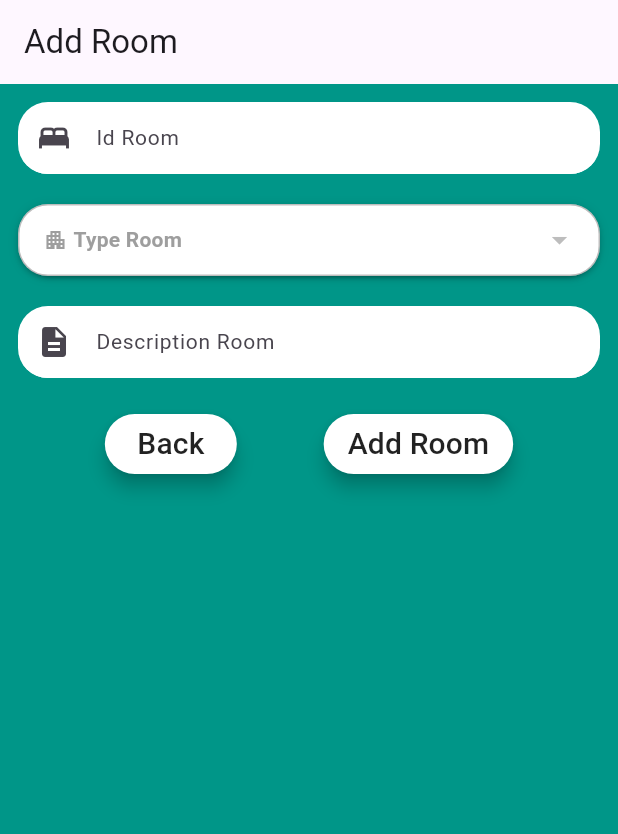
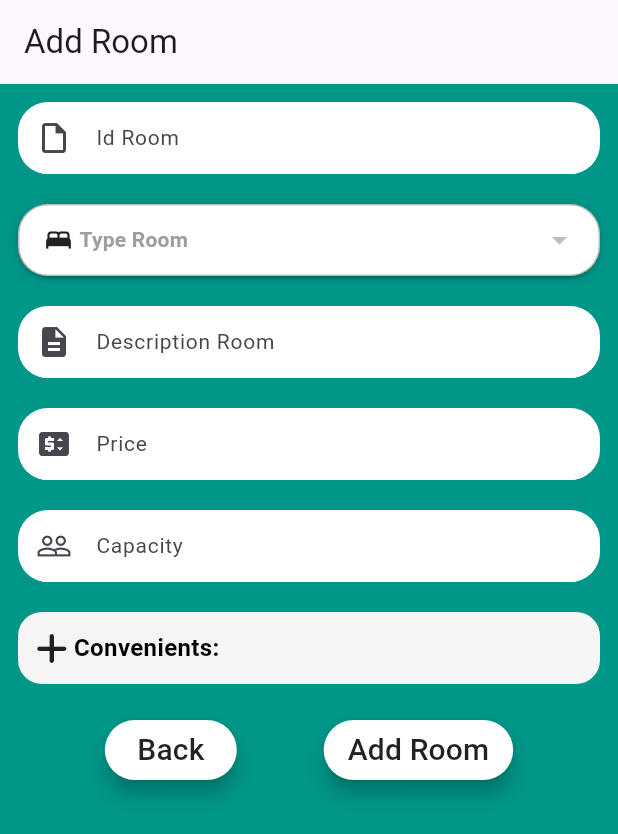
Before and after one commit to tghhyda/n100_hotel_booking, a Flutter app: the AddRoomPage screen opened directly with empty values, on a phone screen of 412 x 824 dp. Shown: the top 834 px of the screen. Run offline on Flutter 3.47's test engine with Material 2 defaults, Android fonts, the phone set to English and light mode, and no system bars; drawn by our look-alikes of dropdown_button2; our stand-ins replace cloud_firestore, firebase_auth, firebase_core, firebase_storage, font_awesome_flutter, image_picker and 1 more; accounts and stored records are empty.

```diff
--- /dev/null
+++ b/lib/models/room/status_room_model.dart
@@ -0,0 +1,6 @@
+class StatusRoomModel{
+  final String idStatus;
+  final String description;
+
+  StatusRoomModel(this.idStatus, this.description);
+}
--- a/lib/pages/adminPages/roomManagement/add_room_page.dart
+++ b/lib/pages/adminPages/roomManagement/add_room_page.dart
@@ -1,6 +1,7 @@
 import 'package:cloud_firestore/cloud_firestore.dart';
 import 'package:dropdown_button2/dropdown_button2.dart';
 import 'package:flutter/material.dart';
+import 'package:font_awesome_flutter/font_awesome_flutter.dart';
 import 'package:n100_hotel_booking/components/dropdownButton/dropdown_button_widget.dart';
 import 'package:n100_hotel_booking/components/textFormField/text_form_field_widget.dart';
 import 'package:n100_hotel_booking/constants/app_colors_ext.dart';
@@ -28,7 +29,12 @@ class _AddRoomPageState extends State<AddRoomPage> {
   final TextEditingController nameRoomController = TextEditingController();
   final TextEditingController descriptionRoomController =
       TextEditingController();
+  final TextEditingController priceController = TextEditingController();
+  final TextEditingController capacityController = TextEditingController();
+
+  List<String> statusList = ['Pe'];
   TypeRoomModel? selectedTypeRoom;
+  List<ConvenientModel>? selectedConvenients;
 
   List<ConvenientModel> filteredConvenientList = [];
   List<TypeRoomModel> filteredTypeList = [];
@@ -36,7 +42,8 @@ class _AddRoomPageState extends State<AddRoomPage> {
   @override
   void initState() {
     super.initState();
-    fetchTypeRoomList(); // Gọi phương thức fetchTypeRoomList ở đây
+    fetchTypeRoomList();
+    fetchConvenientList();
     selectedTypeRoom = filteredTypeList.isNotEmpty ? filteredTypeList[0] : null;
   }
 
@@ -50,6 +57,7 @@ class _AddRoomPageState extends State<AddRoomPage> {
     }).toList();
     setState(() {
       filteredConvenientList = convenients;
+      selectedConvenients = [];
     });
   }
 
@@ -68,7 +76,7 @@ class _AddRoomPageState extends State<AddRoomPage> {
       });
     } catch (e) {
       // Xử lý lỗi khi truy xuất dữ liệu từ Firestore
-      print('Error fetching type room listtttttttttttttttttttttttttt: $e');
+      print('Error fetching type room list: $e');
     }
   }
 
@@ -99,7 +107,8 @@ class _AddRoomPageState extends State<AddRoomPage> {
                         TextFormFieldWidget(
                           controller: nameRoomController,
                           hintText: 'Id Room',
-                          prefixIcon: const Icon(Icons.bed),
+                          prefixIcon:
+                              const Icon(Icons.insert_drive_file_outlined),
                           displaySuffixIcon: false,
                           validator: (value) {
                             return null;
@@ -115,9 +124,8 @@ class _AddRoomPageState extends State<AddRoomPage> {
                             hint: const Row(
                               children: [
                                 Icon(
-                                  Icons.apartment,
-                                  size: 16,
-                                  color: Colors.grey,
+                                  Icons.bed,
+                                  size: 20,
                                 ),
                                 SizedBox(
                                   width: 4,
@@ -142,10 +150,13 @@ class _AddRoomPageState extends State<AddRoomPage> {
                                       child: Row(
                                         children: [
                                           const Icon(
-                                            Icons.airline_seat_individual_suite_rounded,
+                                            Icons
+                                                .airline_seat_individual_suite_rounded,
                                             size: 20,
                                           ),
-                                          const SizedBox(width: 12,),
+                                          const SizedBox(
+                                            width: 12,
+                                          ),
                                           Text(
                                             item.nameTypeRoom,
                                             style: const TextStyle(
@@ -177,9 +188,7 @@ class _AddRoomPageState extends State<AddRoomPage> {
                             ),
                           ),
                         ),
-                        const SizedBox(
-                          height: 20,
-                        ),
+                        const SizedBox(height: 20),
                         TextFormFieldWidget(
                           controller: descriptionRoomController,
                           hintText: 'Description Room',
@@ -193,6 +202,89 @@ class _AddRoomPageState extends State<AddRoomPage> {
                         const SizedBox(
                           height: 20,
                         ),
+                        TextFormFieldWidget(
+                            controller: priceController,
+                            hintText: "Price",
+                            prefixIcon: Icon(Icons.price_change),
+                            displaySuffixIcon: false,
+                            textInputType: TextInputType.number,
+                            validator: (value) {
+                              return null;
+                            }),
+                        const SizedBox(
+                          height: 20,
+                        ),
+                        TextFormFieldWidget(
+                            controller: capacityController,
+                            hintText: "Capacity",
+                            prefixIcon: const Icon(Icons.people_outline),
+                            displaySuffixIcon: false,
+                            textInputType: TextInputType.number,
+                            validator: (value) {
+                              return null;
+                            }),
+                        const SizedBox(
+                          height: 20,
+                        ),
+                        Container(
+                          padding: const EdgeInsets.all(12),
+                          decoration: BoxDecoration(
+                            borderRadius: BorderRadius.circular(16),
+                            color: AppColorsExt.backgroundColor,
+                          ),
+                          child: Row(
+                            children: [
+                              FaIcon(FontAwesomeIcons.plus),
+                              const Text(
+                                ' Convenients: ',
+                                style: TextStyle(
+                                  fontSize: 16,
+                                  fontWeight: FontWeight.bold,
+                                  color: Colors.black,
+                                ),
+                              ),
+                              const SizedBox(height: 8),
+                              Wrap(
+                                spacing: 8,
+                                children:
+                                    filteredConvenientList.map((convenient) {
+                                  final bool isChecked =
+                                      selectedConvenients!.contains(convenient);
+                                  return InkWell(
+                                    onTap: () {
+                                      setState(() {
+                                        if (isChecked) {
+                                          selectedConvenients!
+                                              .remove(convenient);
+                                        } else {
+                                          selectedConvenients!.add(convenient);
+                                        }
+                                      });
+                                    },
+                                    child: Container(
+                                      padding: const EdgeInsets.all(8),
+                                      decoration: BoxDecoration(
+                                        color: isChecked
+                                            ? Colors.blue
+                                            : Colors.grey,
+                                        borderRadius: BorderRadius.circular(8),
+                                      ),
+                                      child: Text(
+                                        convenient.nameConvenient,
+                                        style: TextStyle(
+                                          color: isChecked
+                                              ? Colors.white
+                                              : Colors.black,
+                                        ),
+                                      ),
+                                    ),
+                                  );
+                                }).toList(),
+                              ),
+                            ],
+                          ),
+                        ),
+                        const SizedBox(height: 20),
                         Row(
                           mainAxisAlignment: MainAxisAlignment.spaceEvenly,
                           crossAxisAlignment: CrossAxisAlignment.end,
@@ -232,6 +324,7 @@ class _AddRoomPageState extends State<AddRoomPage> {
                                     _formkey,
                                     nameRoomController.text,
                                     selectedTypeRoom!,
+                                    selectedConvenients!,
                                     descriptionRoomController.text);
                                 Navigator.pop(context);
                                 widget.onAddRoomCallback();
--- a/lib/pages/adminPages/roomManagement/admin_room_controller.dart
+++ b/lib/pages/adminPages/roomManagement/admin_room_controller.dart
@@ -1,23 +1,37 @@
 import 'package:cloud_firestore/cloud_firestore.dart';
 import 'package:firebase_auth/firebase_auth.dart';
 import 'package:flutter/material.dart';
+import 'package:n100_hotel_booking/models/room/convenient_model.dart';
 import 'package:n100_hotel_booking/models/room/type_room_model.dart';
 import 'package:n100_hotel_booking/pages/adminPages/admin_room_management_page.dart';
 import 'package:n100_hotel_booking/pages/generalPages/loginPage/login_page.dart';
 
 class AdminRoomController {
-  postDetailsRoomToFireStore(BuildContext context, GlobalKey<FormState> formKey,
-      String idRoom, TypeRoomModel typeRoom, String descriptionRoom) async {
+  postDetailsRoomToFireStore(
+      BuildContext context,
+      GlobalKey<FormState> formKey,
+      String idRoom,
+      TypeRoomModel typeRoom,
+      List<ConvenientModel> convenients,
+      String descriptionRoom) async {
     FirebaseFirestore firebaseFireStore = FirebaseFirestore.instance;
     if (formKey.currentState!.validate()) {
       CollectionReference ref = firebaseFireStore.collection('rooms');
+      List<Map<String, dynamic>> convenientData = convenients.map((convenient) {
+        return {
+          'idConvenient': convenient.idConvenient,
+          'nameConvenient': convenient.nameConvenient,
+        };
+      }).toList();
       Map<String, dynamic> roomData = {
         'idRoom': idRoom,
         'typeRoom': {
           'idTypeRoom': typeRoom.idTypeRoom,
           'nameTypeRoom': typeRoom.nameTypeRoom,
         },
-        'descriptionRoom': descriptionRoom
+        'convenients': convenientData,
+        'descriptionRoom': descriptionRoom,
+        'feedbacks': null
       };
       ref.doc(idRoom).set(roomData);
     }
--- a/pubspec.yaml
+++ b/pubspec.yaml
@@ -44,6 +44,7 @@ dependencies:
   scroll_date_picker: ^3.7.3
   intl: ^0.18.1
   transparent_image: ^2.0.1
+  font_awesome_flutter: ^10.5.0
 
 dev_dependencies:
   flutter_test:
```
Also changed, not shown: pubspec.lock.
